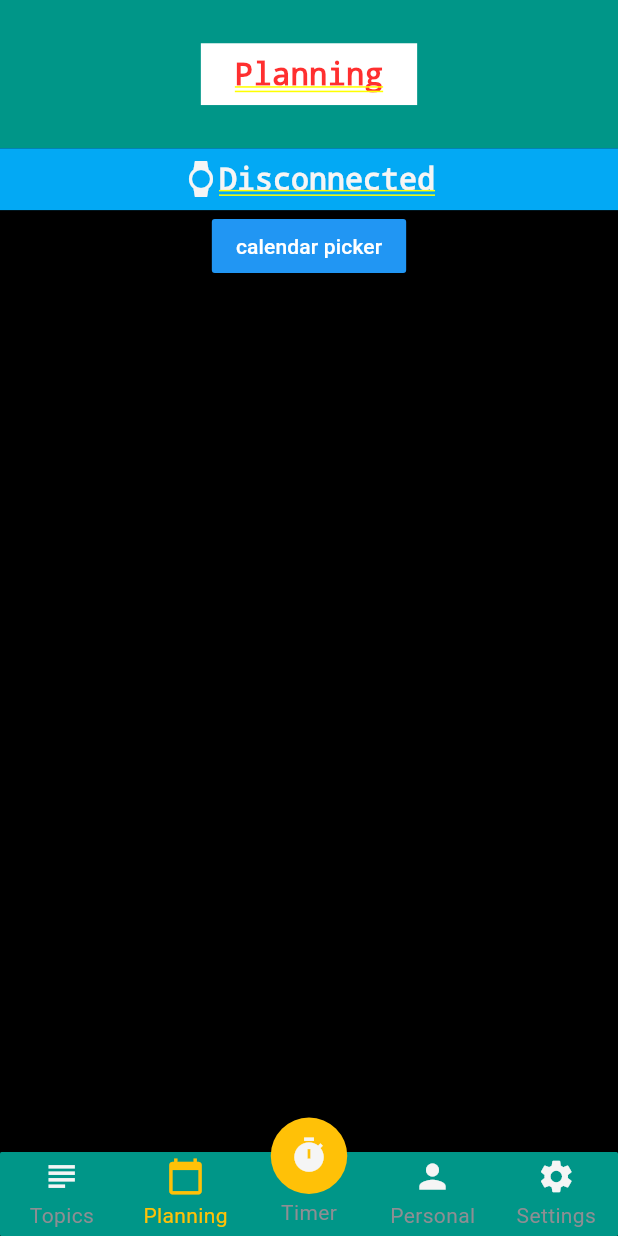
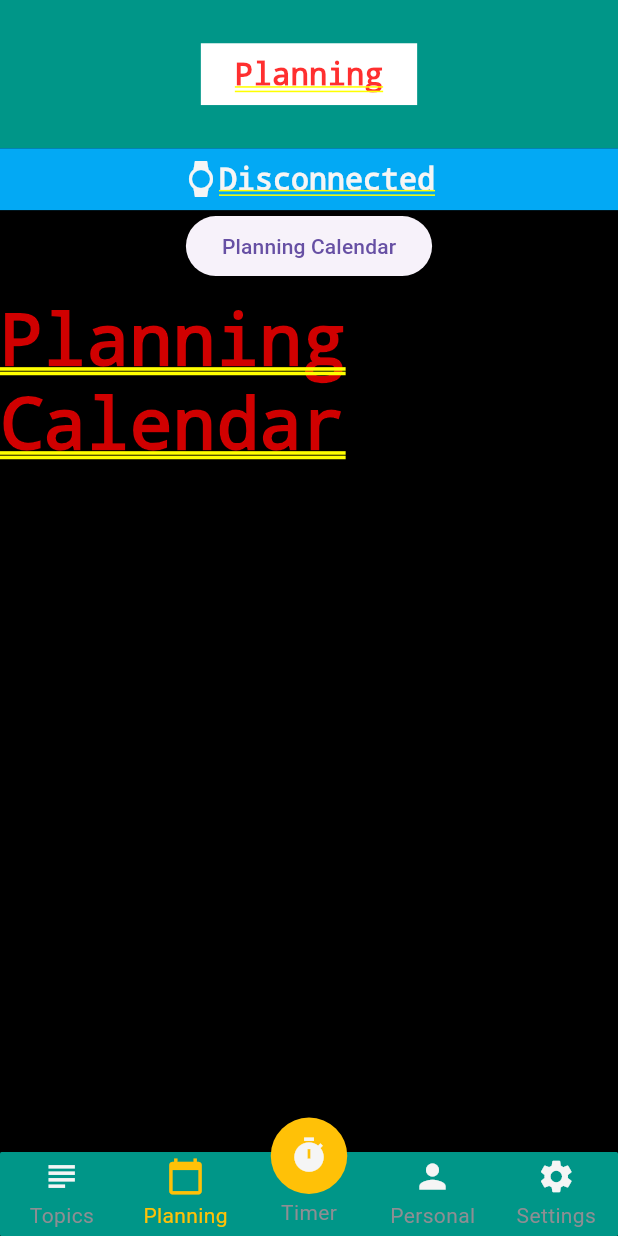
Before and after one commit to VidBarbaro/TopicTimer, a Flutter app: the screen it shows after launch, item 2 of the bottom bar chosen, on a phone screen of 412 x 824 dp. Run offline on Flutter 3.47's test engine with Material 3 defaults, Android fonts, the light colour scheme and no system bars; drawn by our look-alikes of persistent_bottom_nav_bar; our stand-ins replace flutter_colorpicker, go_router, sizer; missing offline and left inert: flutter_reactive_ble.

Commit message:
Add toggle view to planning page for toggling between history and planning

```diff
--- a/flutter/lib/components/mobile/calendar.dart
+++ /dev/null
@@ -1,35 +0,0 @@
-import 'package:flutter/material.dart';
-import 'package:calendar_picker/calendar_picker.dart';
-
-class CalendarComp extends StatelessWidget {
-  CalendarComp({super.key});
-
-@override
-  Widget build(BuildContext context) {
-    return Container(
-          child: MaterialButton(
-            color: Colors.blue,
-            onPressed: () {
-              showCustomCalendarPicker(
-                context: context,
-                initialDate: DateTime.now(),
-                firstDate: DateTime.now(),
-                lastDate: DateTime.now().add(const Duration(days: 30)),
-                excluded: [
-                  DateTime.now().add(const Duration(days: 2)),
-                  DateTime.now().add(const Duration(days: 5)),
-                  DateTime.now().subtract(const Duration(days: 5)),
-                ],
-                onSelected: (date) {
-                  print("date $date");
-                },
-              );
-            },
-            child: const Text(
-              "calendar picker",
-              style: TextStyle(color: Colors.white),
-            ),
-          ),
-        );
-  }
-}
--- /dev/null
+++ b/flutter/lib/components/mobile/history_calendar.dart
@@ -0,0 +1,12 @@
+import 'package:flutter/material.dart';
+
+class HistoryCalendarComp extends StatelessWidget {
+  HistoryCalendarComp({super.key});
+
+@override
+  Widget build(BuildContext context) {
+    return Container(
+      child: Text('History Calendar'),
+        );
+  }
+}
--- /dev/null
+++ b/flutter/lib/components/mobile/planning_calendar.dart
@@ -0,0 +1,12 @@
+import 'package:flutter/material.dart';
+
+class PlanningCalendarComp extends StatelessWidget {
+  PlanningCalendarComp({super.key});
+
+@override
+  Widget build(BuildContext context) {
+    return Container(
+      child: Text('Planning Calendar'),
+        );
+  }
+}
--- a/flutter/lib/pages/mobile/home.dart
+++ b/flutter/lib/pages/mobile/home.dart
@@ -30,7 +30,7 @@ class HomePageMobileState extends State<HomePageMobile> {
   List<Widget> createScreens() {
     return [
       const MobileTopicsPage(),
-      const MobilePlanningPage(),
+      MobilePlanningPage(),
       const MobileTimerPage(),
       const MobilePersonalPage(),
       const MobileSettingsPage()
--- a/flutter/lib/pages/mobile/planning_page.dart
+++ b/flutter/lib/pages/mobile/planning_page.dart
@@ -1,18 +1,51 @@
 import 'package:flutter/material.dart';
-import 'package:topictimer_flutter_application/components/mobile/calendar.dart';
+import 'package:topictimer_flutter_application/components/mobile/history_calendar.dart';
+import 'package:topictimer_flutter_application/components/mobile/planning_calendar.dart';
 import 'package:topictimer_flutter_application/components/mobile/topbar.dart';
 
-class MobilePlanningPage extends StatelessWidget {
-  const MobilePlanningPage({super.key});
+class MobilePlanningPage extends StatefulWidget {
+  @override
+  _MobilePlanningPageState createState() => _MobilePlanningPageState();
+}
+
+class _MobilePlanningPageState extends State<MobilePlanningPage> {
+  bool showComponent = false;
+  String buttonText = 'Planning Calendar';
+
+  void toggleComponent() {
+    setState(() {
+      // Update the state to toggle the visibility of the component
+      showComponent = !showComponent;
+      // Change the button text based on the component being shown
+      buttonText = showComponent ? 'History Calendar' : 'Planning Calendar';
+    });
+  }
 
   @override
   Widget build(BuildContext context) {
     return Column(
       children: [
-        TopBar(
-          key: super.key,
+        const TopBar(),
+        Center(
+          child: Column(
+            mainAxisAlignment: MainAxisAlignment.center,
+            children: <Widget>[
+              // Button to toggle the visibility of the component
+              ElevatedButton(
+                onPressed: () {
+                  toggleComponent(); // Call the function to toggle visibility
+                },
+                child: Text(buttonText),
+              ),
+              SizedBox(height: 10),
+              // Conditional rendering of the component based on state
+              if (showComponent)
+                HistoryCalendarComp()
+              else
+                PlanningCalendarComp()
+            ],
+          ),
         ),
-        CalendarComp(),
       ],
     );
   }
```
